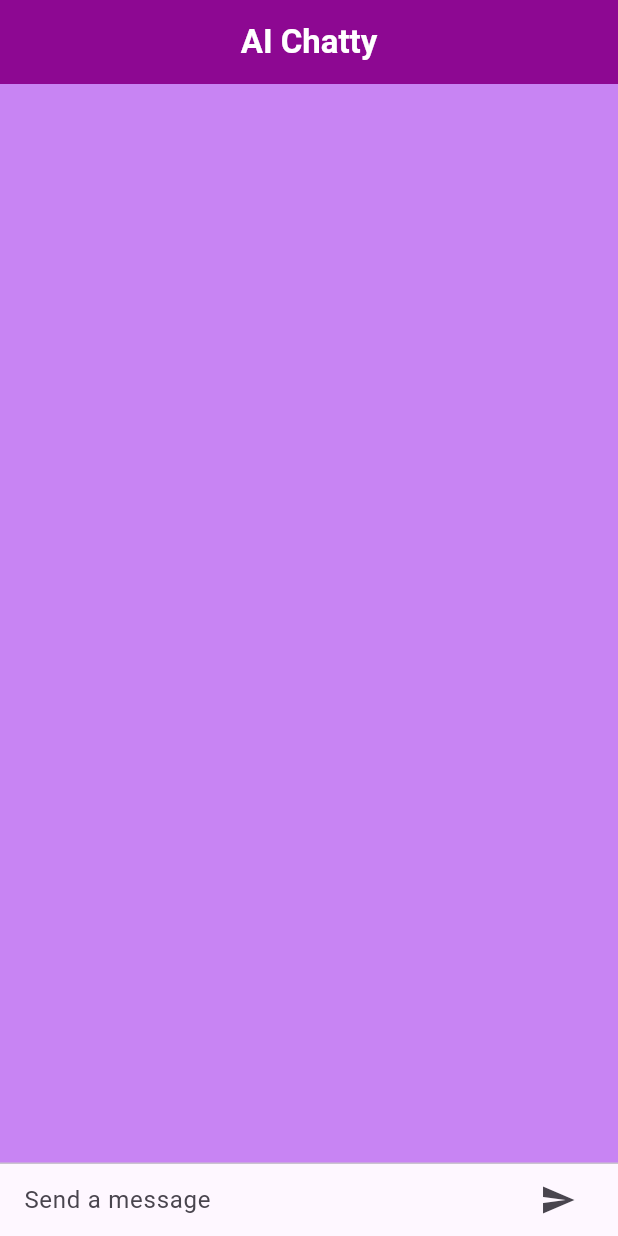
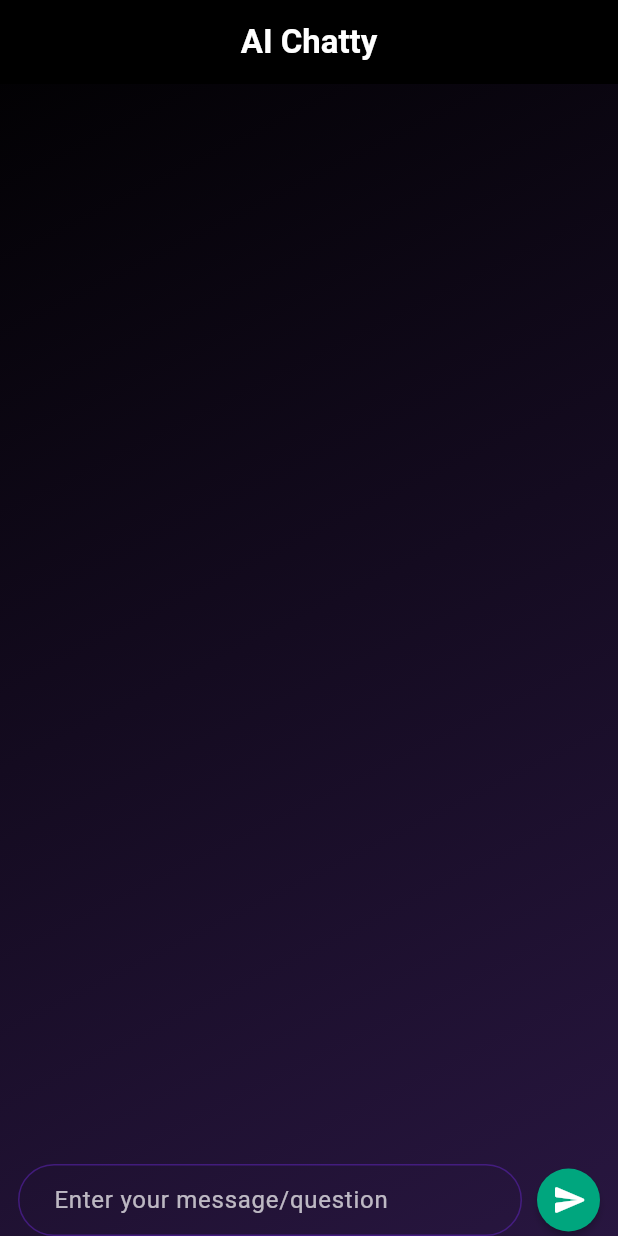
Before and after one commit to rohitsinghkcodes/AI-Chatty, a Flutter app: the screen it shows after launch, on a phone screen of 412 x 824 dp. Run offline on Flutter 3.47's test engine with Material 2 defaults, Android fonts, the phone set to English and light mode, and no system bars; our stand-ins replace flutter_spinkit, fluttertoast, velocity_x.

Commit message:
UI updated

```diff
--- /dev/null
+++ b/lib/Helper/Constants.dart
@@ -0,0 +1,15 @@
+import 'package:flutter/material.dart';
+
+const kTextFieldDecoration = InputDecoration(
+  hintText: 'Enter your message/question',
+  hintStyle: TextStyle(color: Colors.white70),
+  // hintStyle: TextStyle(color: Colors.grey),
+  contentPadding: EdgeInsets.symmetric(vertical: 10.0, horizontal: 20.0),
+  border: OutlineInputBorder(
+    borderRadius: BorderRadius.all(Radius.circular(35.0)),
+  ),
+  enabledBorder: OutlineInputBorder(
+    borderSide: BorderSide(color: Color(0x8C5D23B8)),
+    borderRadius: BorderRadius.all(Radius.circular(35.0)),
+  ),
+);
--- a/lib/Screens/chatScreen.dart
+++ b/lib/Screens/chatScreen.dart
@@ -1,12 +1,10 @@
-import 'dart:async';
-
-import 'package:chat_gpt_sdk/chat_gpt_sdk.dart';
 import 'package:chattty/Helper/api_services.dart';
 import 'package:flutter/material.dart';
 import 'package:flutter_spinkit/flutter_spinkit.dart';
+import 'package:fluttertoast/fluttertoast.dart';
 import 'package:velocity_x/velocity_x.dart';
-// import 'package:chat_gpt_sdk/chat_gpt_sdk.dart';
 
+import '../Helper/Constants.dart';
 import '../Helper/chatMessage.dart';
 
 class ChatScreen extends StatefulWidget {
@@ -33,21 +31,30 @@ class _ChatScreenState extends State<ChatScreen> {
   //function for sending messages
   void _sendMessage() async {
     ChatMessage message = ChatMessage(msg: _controller.text, sender: "user");
+    if (message.msg.isNotEmpty) {
       //inserting the message in the message list
       setState(() {
         _messages.insert(0, message);
         _isTyping = true;
       });
-
       //clearing the text field after sending message
       _controller.clear();
-
       //sending only text of the message
       var msg = await sendMessageToChatGPT(message.msg);
       setState(() {
         _isTyping = false;
         _messages.insert(0, ChatMessage(msg: msg, sender: "ChatGPT"));
       });
+    } else {
+      Fluttertoast.showToast(
+          msg: "Text field can't be empty!",
+          toastLength: Toast.LENGTH_SHORT,
+          gravity: ToastGravity.CENTER,
+          timeInSecForIosWeb: 1,
+          backgroundColor: Colors.black54,
+          textColor: Colors.white,
+          fontSize: 16.0);
+    }
   }
 
   //text field for sending messages
@@ -55,33 +62,57 @@ class _ChatScreenState extends State<ChatScreen> {
     return Row(
       children: [
         Expanded(
+          flex: 8,
           child: TextField(
+            style: const TextStyle(color: Colors.white),
             controller: _controller,
             onSubmitted: (value) => _sendMessage(),
-            decoration:
-                const InputDecoration.collapsed(hintText: "Send a message"),
+            decoration: kTextFieldDecoration,
           ),
         ),
-        IconButton(
+        const SizedBox(
+          width: 10.0,
+        ),
+        Expanded(
+          child: MaterialButton(
             onPressed: () => _sendMessage(),
-          icon: const Icon(Icons.send),
+            color: const Color(0xFF00A67E),
+            textColor: Colors.white,
+            shape: const CircleBorder(),
+            padding: const EdgeInsets.all(10),
+            child: const Icon(
+              Icons.send_rounded,
+              size: 24,
             ),
+          ),
+        )
       ],
-    ).px16();
+    ).px12();
   }
 
   @override
   Widget build(BuildContext context) {
-    return Scaffold(
-      backgroundColor: const Color(0xFFC884F3),
+    return Container(
+      decoration: const BoxDecoration(
+        gradient: LinearGradient(
+          begin: Alignment.topLeft,
+          end: Alignment.bottomRight,
+          colors: [Color(0xFF000000), Color(0xFF281640)],
+        ),
+      ),
+      child: Scaffold(
+        // backgroundColor: const Color(0xFFC884F3),
+        backgroundColor: Colors.transparent,
         appBar: AppBar(
           title: const Center(
             child: Text(
               "AI Chatty",
-            style: TextStyle(color: Colors.white, fontWeight: FontWeight.w600),
+              style:
+                  TextStyle(color: Colors.white, fontWeight: FontWeight.w600),
             ),
           ),
-        backgroundColor: const Color(0xFF8D0892),
+          // backgroundColor: const Color(0xFF8D0892)
+          backgroundColor: const Color(0xFF000000),
         ),
         body: SafeArea(
           child: Column(
@@ -101,18 +132,17 @@ class _ChatScreenState extends State<ChatScreen> {
                       color: Colors.white,
                       size: 20.0,
                     )
-                : const Divider(
-                    height: 1.0,
-                  ),
+                  : const SizedBox(),
               Container(
-              decoration: BoxDecoration(
-                color: context.cardColor,
+                decoration: const BoxDecoration(
+                  color: Colors.transparent,
                 ),
                 child: _buildTextComposer(),
               ),
             ],
           ),
         ),
+      ),
     );
   }
 }
--- a/pubspec.yaml
+++ b/pubspec.yaml
@@ -35,6 +35,7 @@ dependencies:
   chat_gpt_sdk: 2.1.7
   http: ^1.0.0
   flutter_spinkit: ^5.2.0
+  fluttertoast: ^8.2.2
 
 dev_dependencies:
   flutter_test:
```
Also changed, not shown: lib/Helper/chatMessage.dart (+9 -8 lines), lib/Screens/splashScreen.dart (+5 -2 lines), pubspec.lock. Lines whose indentation alone changed are shown as unchanged.
